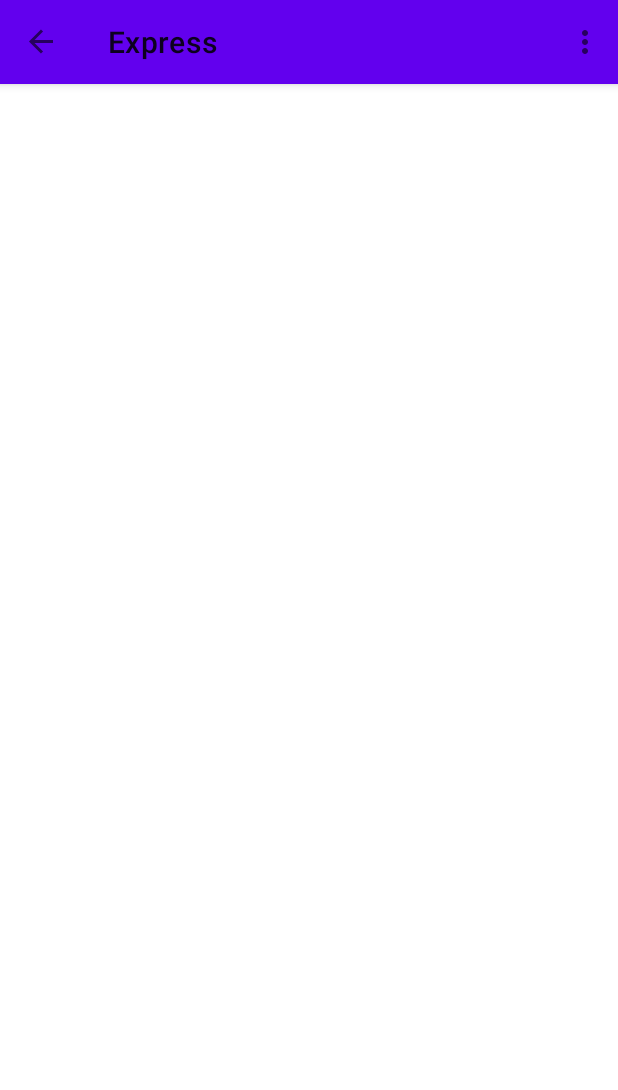
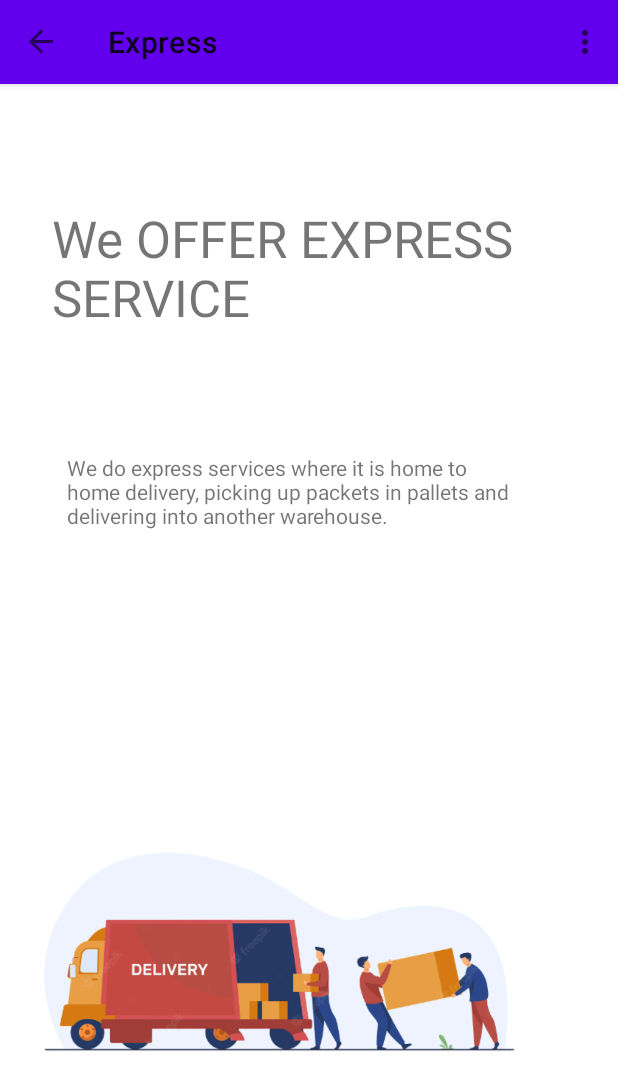
Before and after one commit to ancahutupasu/HeServices2, an Android app: the ExpressFragment screen opened through its navigation route, on a phone screen of 412 x 824 dp. Shown: the top 1090 px of the screen. Run offline under Robolectric (Android 15) with nearby library versions, the phone set to English and light mode, and no system bars; our stand-ins replace navigation-ui.

Commit message:
updated xml files

```diff
--- a/app/src/main/res/layout/fragment_express.xml
+++ b/app/src/main/res/layout/fragment_express.xml
@@ -1,6 +1,60 @@
 <?xml version="1.0" encoding="utf-8"?>
 <androidx.constraintlayout.widget.ConstraintLayout xmlns:android="http://schemas.android.com/apk/res/android"
     android:layout_width="match_parent"
-    android:layout_height="match_parent">
+    android:layout_height="match_parent"
+    xmlns:app="http://schemas.android.com/apk/res-auto">
 
+
+    <LinearLayout
+        android:layout_width="343dp"
+        android:layout_height="111dp"
+        android:orientation="horizontal"
+        app:layout_constraintBottom_toBottomOf="parent"
+        app:layout_constraintEnd_toEndOf="parent"
+        app:layout_constraintStart_toStartOf="parent"
+        app:layout_constraintTop_toTopOf="parent"
+        app:layout_constraintVertical_bias="0.122">
+
+        <TextView
+            android:id="@+id/currior"
+            android:layout_width="wrap_content"
+            android:layout_height="83dp"
+            android:text="We OFFER EXPRESS SERVICE"
+            android:textSize="34sp" />
+    </LinearLayout>
+
+    <LinearLayout
+        android:layout_width="353dp"
+        android:layout_height="250dp"
+        android:orientation="horizontal"
+        app:layout_constraintBottom_toBottomOf="parent"
+        app:layout_constraintEnd_toEndOf="parent"
+        app:layout_constraintStart_toStartOf="parent"
+        app:layout_constraintTop_toTopOf="parent"
+        app:layout_constraintVertical_bias="0.875">
+
+        <ImageView
+            android:id="@+id/image_express"
+            android:layout_width="321dp"
+            android:layout_height="232dp"
+            app:srcCompat="@drawable/express" />
+    </LinearLayout>
+
+    <LinearLayout
+        android:layout_width="321dp"
+        android:layout_height="159dp"
+        android:orientation="horizontal"
+        app:layout_constraintBottom_toBottomOf="parent"
+        app:layout_constraintEnd_toEndOf="parent"
+        app:layout_constraintHorizontal_bias="0.493"
+        app:layout_constraintStart_toStartOf="parent"
+        app:layout_constraintTop_toTopOf="parent"
+        app:layout_constraintVertical_bias="0.404">
+
+        <TextView
+            android:id="@+id/text_desc_express"
+            android:layout_width="308dp"
+            android:layout_height="115dp"
+            android:text="We do express services where it is home to home delivery, picking up packets in pallets and delivering into another warehouse." />
+    </LinearLayout>
 </androidx.constraintlayout.widget.ConstraintLayout>
--- a/app/src/main/res/layout/fragment_services.xml
+++ b/app/src/main/res/layout/fragment_services.xml
@@ -39,7 +39,7 @@
             android:id="@+id/imageView4"
             android:layout_width="83dp"
             android:layout_height="49dp"
-            app:srcCompat="@mipmap/hs" />
+            app:srcCompat="@drawable/express" />
     </LinearLayout>
 
     <LinearLayout
@@ -75,7 +75,7 @@
             android:id="@+id/imageView5"
             android:layout_width="81dp"
             android:layout_height="54dp"
-            app:srcCompat="@mipmap/hs" />
+            app:srcCompat="@drawable/currior" />
     </LinearLayout>
 
     <LinearLayout
@@ -111,7 +111,7 @@
             android:id="@+id/imageView7"
             android:layout_width="89dp"
             android:layout_height="57dp"
-            app:srcCompat="@mipmap/hs" />
+            app:srcCompat="@drawable/moving" />
     </LinearLayout>
 
     <LinearLayout
```
Also changed, not shown: app/src/main/res/layout/fragment_about.xml (+13 -13 lines), app/src/main/res/layout/fragment_moving.xml (+53 -1 lines), app/src/main/res/drawable-v24/express.png (added), app/src/main/res/drawable-v24/moving.png (added).
